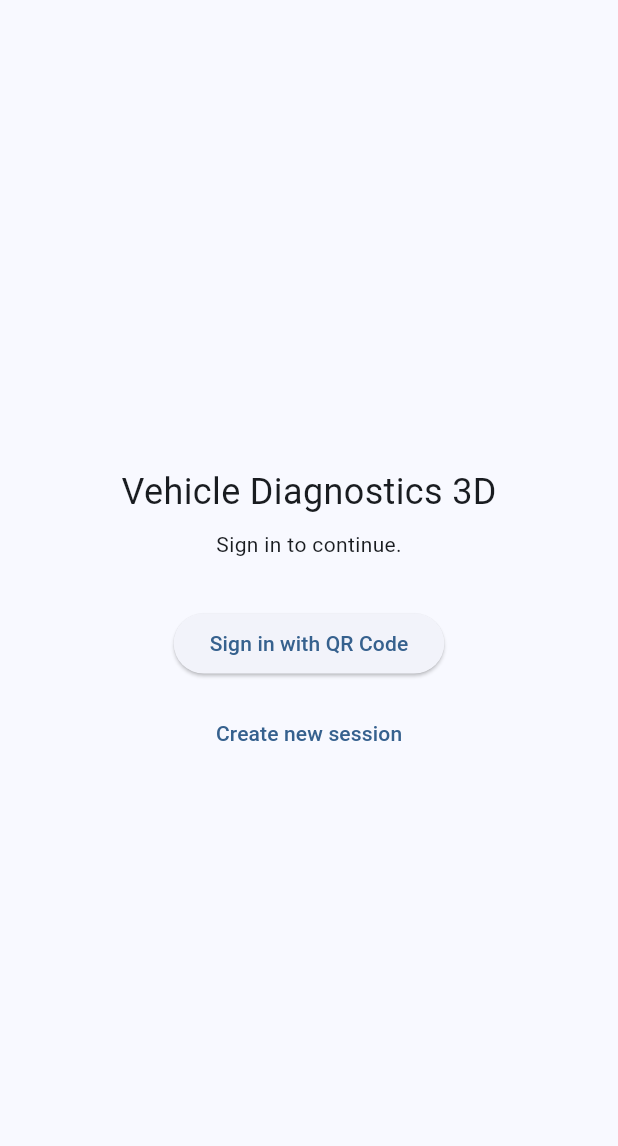
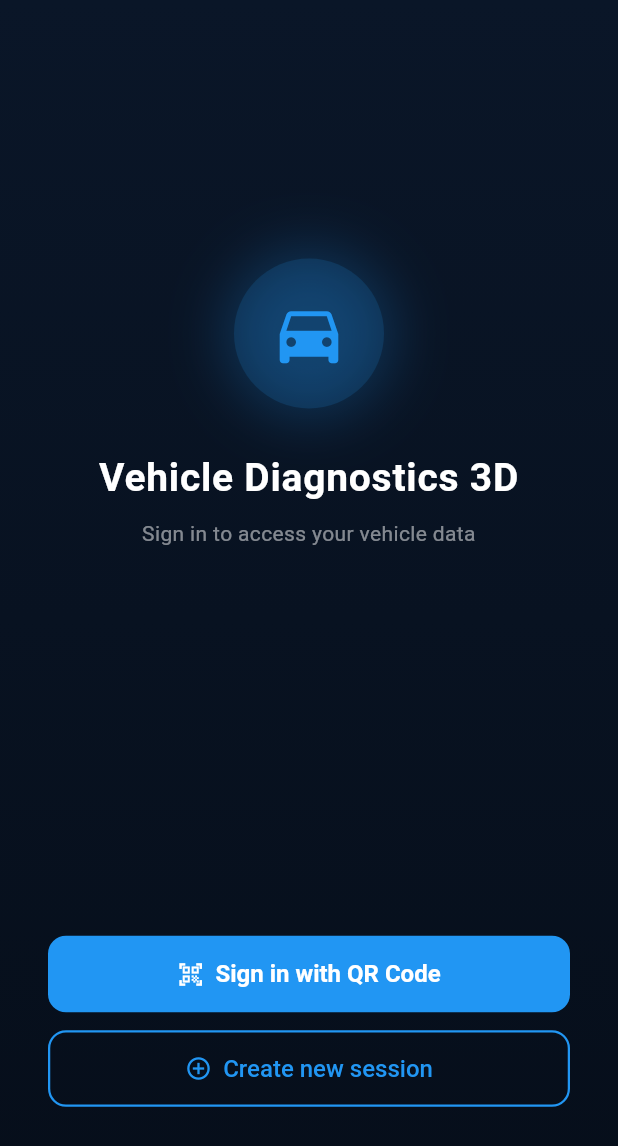
Before and after one commit to MatviySuk/vehicle_diagnostics_3d, a Flutter app: the screen it shows after launch, on a phone screen of 412 x 824 dp. Shown: the top 1146 px of the screen. Run offline on Flutter 3.47's test engine with Material 3 defaults, Android fonts, the phone set to English and light mode, and no system bars; our stand-ins replace dio, flutter_riverpod, freezed_annotation, go_router, shared_preferences; missing offline and left inert: mobile_scanner.

Commit message:
feat(auth-ui): redesign splash and welcome screens
- Dark gradient background (navy #0A1628 → #060E1A) on both screens
- Car icon with blue glow as the app logo on splash and welcome
- splash_screen: bold title + subtle '3 D' letterSpacing label + thin spinner
- welcome_screen: FilledButton for QR sign-in, OutlinedButton for new session
- QR scanner view: dark AppBar + blue targeting frame overlay
- Logic methods (_redirect, _openScanner, _closeScanner, _onQrDetected, _generateNewSession) left unchanged

Co-Authored-By: Claude Sonnet 4.6 <noreply@anthropic.com>

```diff
--- a/lib/features/auth/ui/welcome_screen.dart
+++ b/lib/features/auth/ui/welcome_screen.dart
@@ -72,7 +72,10 @@ class _WelcomeScreenState extends ConsumerState<WelcomeScreen> {
   Widget build(BuildContext context) {
     if (_isScannerOpen) {
       return Scaffold(
+        backgroundColor: Colors.black,
         appBar: AppBar(
+          backgroundColor: const Color(0xFF0A1628),
+          foregroundColor: Colors.white,
           title: const Text('Scan QR Code'),
           leading: IconButton(
             icon: const Icon(Icons.arrow_back),
@@ -82,10 +85,22 @@ class _WelcomeScreenState extends ConsumerState<WelcomeScreen> {
         body: Stack(
           children: [
             MobileScanner(controller: _scannerController, onDetect: _onQrDetected),
+            Center(
+              child: Container(
+                width: 240,
+                height: 240,
+                decoration: BoxDecoration(
+                  border: Border.all(color: Colors.blue, width: 2.5),
+                  borderRadius: BorderRadius.circular(16),
+                ),
+              ),
+            ),
             if (_isLoading)
               const ColoredBox(
-                color: Colors.black38,
-                child: Center(child: CircularProgressIndicator()),
+                color: Colors.black54,
+                child: Center(
+                  child: CircularProgressIndicator(color: Colors.blue),
+                ),
               ),
           ],
         ),
@@ -93,35 +108,113 @@ class _WelcomeScreenState extends ConsumerState<WelcomeScreen> {
     }
 
     return Scaffold(
-      body: Center(
+      body: Container(
+        decoration: const BoxDecoration(
+          gradient: LinearGradient(
+            begin: Alignment.topCenter,
+            end: Alignment.bottomCenter,
+            colors: [Color(0xFF0A1628), Color(0xFF060E1A)],
+          ),
+        ),
+        child: SafeArea(
           child: Padding(
-          padding: const EdgeInsets.all(24),
+            padding: const EdgeInsets.symmetric(horizontal: 32),
             child: Column(
-            mainAxisSize: MainAxisSize.min,
+              crossAxisAlignment: CrossAxisAlignment.stretch,
               children: [
+                const Spacer(flex: 2),
+                Align(
+                  child: Container(
+                    width: 100,
+                    height: 100,
+                    decoration: BoxDecoration(
+                      shape: BoxShape.circle,
+                      color: Colors.blue.withAlpha(38),
+                      boxShadow: [
+                        BoxShadow(
+                          color: Colors.blue.withAlpha(64),
+                          blurRadius: 32,
+                          spreadRadius: 6,
+                        ),
+                      ],
+                    ),
+                    child: const Icon(
+                      Icons.directions_car,
+                      size: 52,
+                      color: Colors.blue,
+                    ),
+                  ),
+                ),
+                const SizedBox(height: 28),
                 const Text(
                   'Vehicle Diagnostics 3D',
-                style: TextStyle(fontSize: 24),
+                  textAlign: TextAlign.center,
+                  style: TextStyle(
+                    color: Colors.white,
+                    fontSize: 26,
+                    fontWeight: FontWeight.bold,
+                    letterSpacing: 0.5,
+                  ),
                 ),
                 const SizedBox(height: 8),
-              const Text('Sign in to continue.'),
-              const SizedBox(height: 32),
-              ElevatedButton(
+                Text(
+                  'Sign in to access your vehicle data',
+                  textAlign: TextAlign.center,
+                  style: TextStyle(
+                    color: Colors.white.withAlpha(128),
+                    fontSize: 14,
+                  ),
+                ),
+                const Spacer(flex: 3),
+                FilledButton.icon(
                   onPressed: _isLoading ? null : _openScanner,
-                child: const Text('Sign in with QR Code'),
+                  icon: const Icon(Icons.qr_code_scanner),
+                  label: const Text('Sign in with QR Code'),
+                  style: FilledButton.styleFrom(
+                    backgroundColor: Colors.blue,
+                    foregroundColor: Colors.white,
+                    padding: const EdgeInsets.symmetric(vertical: 16),
+                    textStyle: const TextStyle(
+                      fontSize: 16,
+                      fontWeight: FontWeight.w600,
+                    ),
+                    shape: RoundedRectangleBorder(
+                      borderRadius: BorderRadius.circular(12),
+                    ),
+                  ),
                 ),
                 const SizedBox(height: 12),
-              TextButton(
+                OutlinedButton.icon(
                   onPressed: _isLoading ? null : _generateNewSession,
-                child: _isLoading
+                  icon: _isLoading
                       ? const SizedBox(
                           width: 18,
                           height: 18,
-                  child: CircularProgressIndicator(strokeWidth: 2),
+                          child: CircularProgressIndicator(
+                            strokeWidth: 2,
+                            color: Colors.blue,
+                          ),
                         )
+                      : const Icon(Icons.add_circle_outline),
+                  label: _isLoading
+                      ? const Text('Creating session...')
                       : const Text('Create new session'),
+                  style: OutlinedButton.styleFrom(
+                    foregroundColor: Colors.blue,
+                    side: const BorderSide(color: Colors.blue, width: 1.5),
+                    padding: const EdgeInsets.symmetric(vertical: 16),
+                    textStyle: const TextStyle(
+                      fontSize: 16,
+                      fontWeight: FontWeight.w500,
                     ),
+                    shape: RoundedRectangleBorder(
+                      borderRadius: BorderRadius.circular(12),
+                    ),
+                  ),
+                ),
+                const Spacer(),
               ],
+            ),
           ),
         ),
       ),
```
Also changed, not shown: lib/features/auth/ui/splash_screen.dart (+63 -9 lines). Lines whose indentation alone changed are shown as unchanged.
